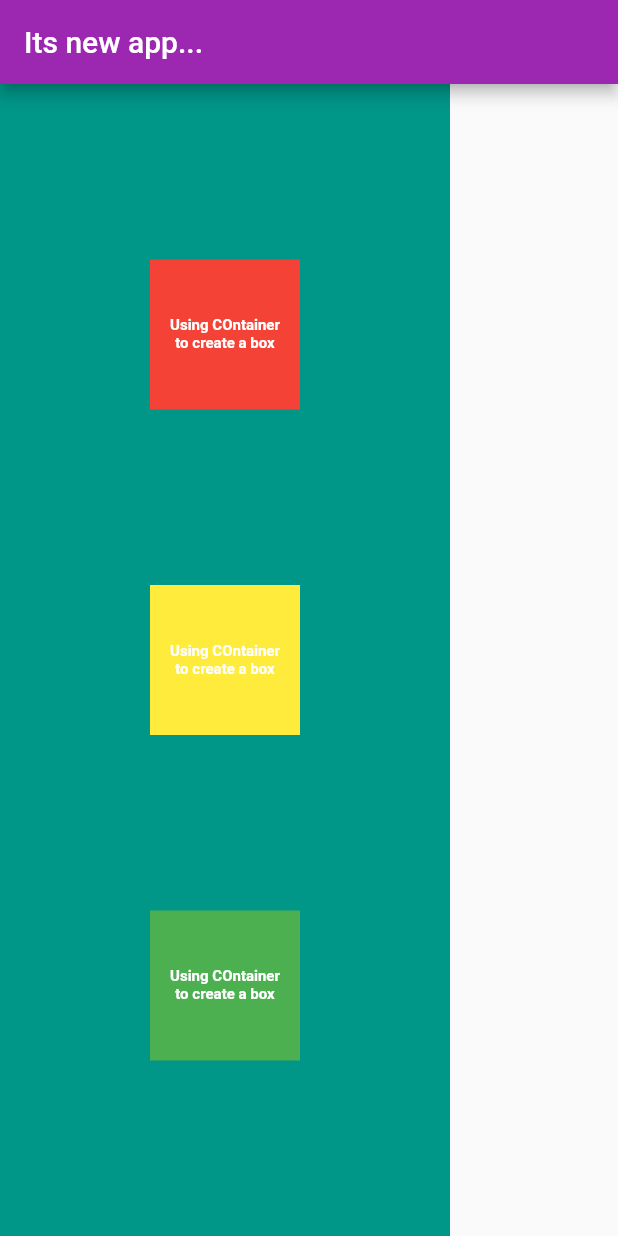
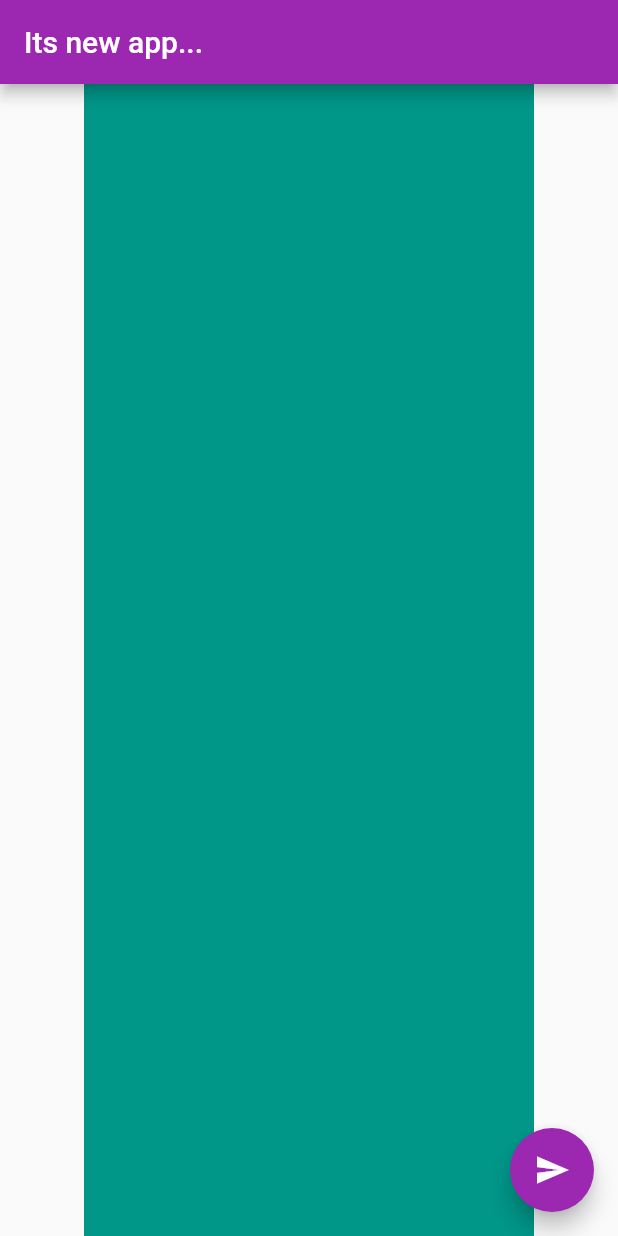
Before and after one commit to vijaydevelops/flutter_application_tutorials, a Flutter app: the screen it shows after launch, on a phone screen of 412 x 824 dp. Run offline on Flutter 3.47's test engine with Material 2 defaults, Android fonts, the phone set to English and light mode, and no system bars.

Commit message:
Chapter 3 - FAB

```diff
--- a/lib/main.dart
+++ b/lib/main.dart
@@ -44,69 +44,22 @@ class HomePage extends StatelessWidget {
         title: Text("Its new app..."),
       ),
       // body:Container(child: Text("Hi"))
-      body:
-          // vertically centered the div uisng Center widget
-          // using crossAxisAlignment in the Row child, works differently
-          Container(
-        color: Colors.teal,
-        // height: 500,
-        width: 300,
-        child: Column(
-          mainAxisAlignment:
-              MainAxisAlignment.spaceEvenly, // MainAxisAlignment.end
-          crossAxisAlignment:
-              CrossAxisAlignment.center, // CrossAxisAlignment.stretch,
-          // when only row is used, the row height is determined to be filled in the space available
-          // mainAxisSize: MainAxisSize.max,
-          children: <Widget>[
-            Container(
-              padding: const EdgeInsets.all(8),
-              // color: Colors.red, // Cannot provide both a color and a decoration
-              width: 100,
-              height: 100,
-              child: Text("Using COntainer to create a box",
-                  textAlign: TextAlign.center,
-                  style: TextStyle(
-                    fontSize: 10,
-                    color: Colors.white,
-                    fontWeight: FontWeight.bold,
-                  )),
-              alignment: Alignment.center, // align the child
-              color: Colors.red,
-            ),
-            Container(
-              padding: const EdgeInsets.all(8),
-              // color: Colors.red, // Cannot provide both a color and a decoration
-              width: 100,
-              height: 100,
-              child: Text("Using COntainer to create a box",
-                  textAlign: TextAlign.center,
-                  style: TextStyle(
-                    fontSize: 10,
-                    color: Colors.white,
-                    fontWeight: FontWeight.bold,
-                  )),
-              alignment: Alignment.center, // align the child
-              color: Colors.yellow,
-            ),
-            Container(
-              padding: const EdgeInsets.all(8),
-              // color: Colors.red, // Cannot provide both a color and a decoration
-              width: 100,
-              height: 100,
-              child: Text("Using COntainer to create a box",
-                  textAlign: TextAlign.center,
-                  style: TextStyle(
-                    fontSize: 10,
-                    color: Colors.white,
-                    fontWeight: FontWeight.bold,
-                  )),
-              alignment: Alignment.center, // align the child
-              color: Colors.green,
-            ),
-          ],
+      body: Center(
+        child: Container(
+          color: Colors.teal,
+          // height: 500,
+          width: 300,
         ),
       ),
+      floatingActionButton: FloatingActionButton(
+        onPressed: () => {},
+        child: Icon(Icons.send),
+        // mini: true,
+      ),
+      // floatingActionButtonLocation: FloatingActionButtonLocation.centerDocked,
+      // floatingActionButtonLocation: FloatingActionButtonLocation.startFloat,
+      // floatingActionButtonLocation: FloatingActionButtonLocation.centerFloat,
+      // floatingActionButtonLocation: FloatingActionButtonLocation.endFloat
     );
   }
 }
```
